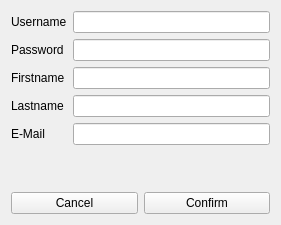
Old version of the form PersonalPlanner/registrationform.ui in the repository sabrine-gamdou/PersonalPlanner.
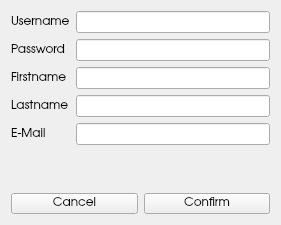
New version of the form.

Commit message: Font Änderung

What changed in the file:
```diff
--- a/PersonalPlanner/registrationform.ui
+++ b/PersonalPlanner/registrationform.ui
@@ -18,6 +18,11 @@
     <layout class="QHBoxLayout" name="horizontalLayout">
      <item>
       <widget class="QPushButton" name="cancelBtn">
+       <property name="font">
+        <font>
+         <family>URW Gothic L</family>
+        </font>
+       </property>
        <property name="text">
         <string>Cancel</string>
        </property>
@@ -25,6 +30,11 @@
      </item>
      <item>
       <widget class="QPushButton" name="confirmBtn">
+       <property name="font">
+        <font>
+         <family>URW Gothic L</family>
+        </font>
+       </property>
        <property name="text">
         <string>Confirm</string>
        </property>
@@ -39,6 +49,11 @@
      </item>
      <item row="0" column="0">
       <widget class="QLabel" name="usernameLb">
+       <property name="font">
+        <font>
+         <family>URW Gothic L</family>
+        </font>
+       </property>
        <property name="text">
         <string>Username</string>
        </property>
@@ -49,6 +64,11 @@
      </item>
      <item row="4" column="0">
       <widget class="QLabel" name="emailLb">
+       <property name="font">
+        <font>
+         <family>URW Gothic L</family>
+        </font>
+       </property>
        <property name="text">
         <string>E-Mail</string>
        </property>
@@ -59,6 +79,11 @@
      </item>
      <item row="3" column="0">
       <widget class="QLabel" name="lastnameLb">
+       <property name="font">
+        <font>
+         <family>URW Gothic L</family>
+        </font>
+       </property>
        <property name="text">
         <string>Lastname</string>
        </property>
@@ -66,6 +91,11 @@
      </item>
      <item row="2" column="0">
       <widget class="QLabel" name="firstnameLb">
+       <property name="font">
+        <font>
+         <family>URW Gothic L</family>
+        </font>
+       </property>
        <property name="text">
         <string>Firstname</string>
        </property>
@@ -79,6 +109,11 @@
      </item>
      <item row="1" column="0">
       <widget class="QLabel" name="passwordLb">
+       <property name="font">
+        <font>
+         <family>URW Gothic L</family>
+        </font>
+       </property>
        <property name="text">
         <string>Password</string>
        </property>
```
The commit also changes 2 other files.
